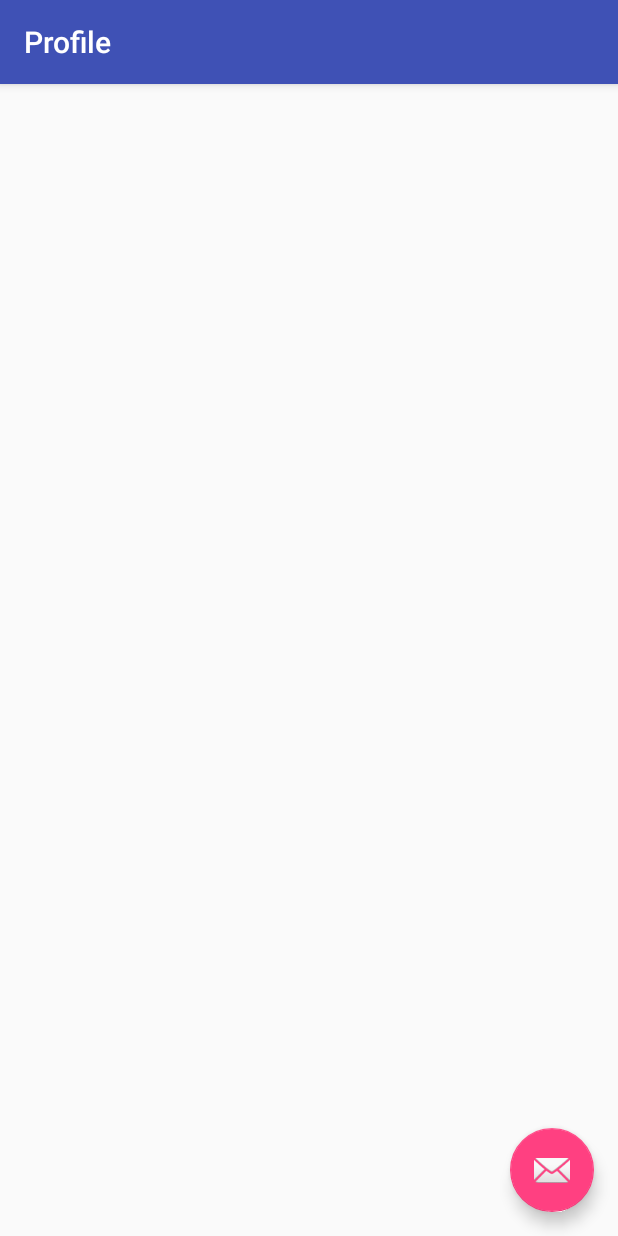
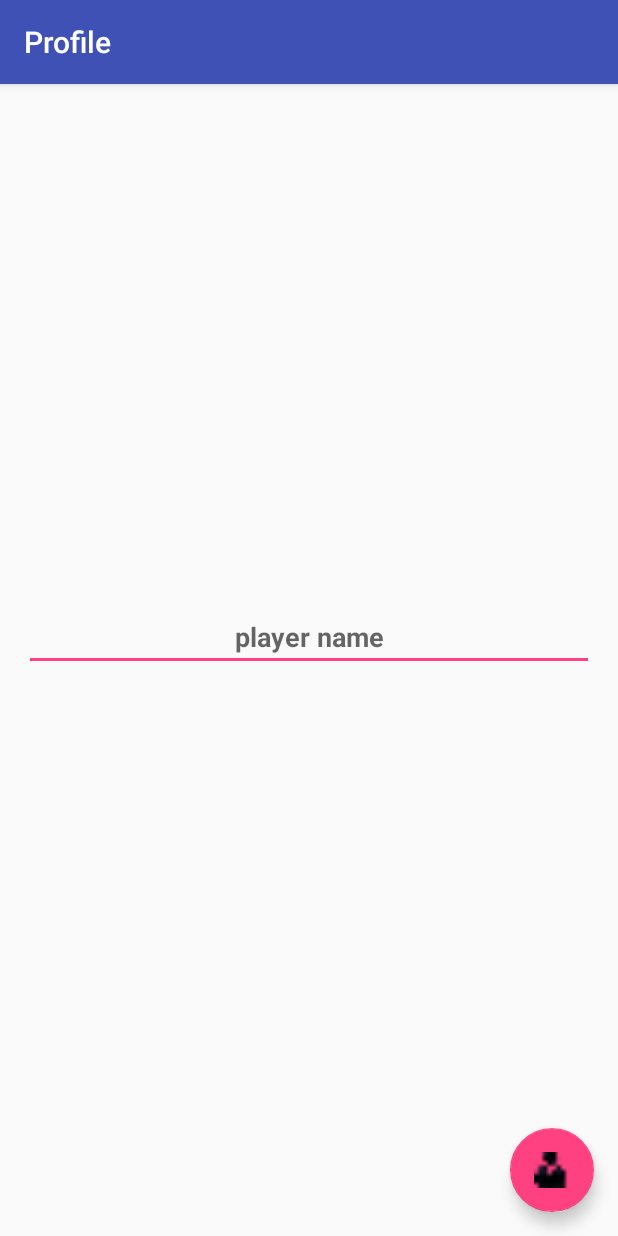
Before and after one commit to thomasmauerhofer/software2016, an Android app: the Profile screen opened directly, with no data from a screen before it, on a phone screen of 412 x 824 dp. Run offline under Robolectric (Android 15) with nearby library versions, the phone set to English and light mode, and no system bars.

Commit message:
[MW, PM] added widgets in profile activity

```diff
--- a/src/Yaq/app/src/main/res/layout/activity_profile.xml
+++ b/src/Yaq/app/src/main/res/layout/activity_profile.xml
@@ -29,6 +29,6 @@
         android:layout_height="wrap_content"
         android:layout_gravity="bottom|end"
         android:layout_margin="@dimen/fab_margin"
-        android:src="@android:drawable/ic_dialog_email" />
+        android:src="@mipmap/icon_player_black" />
 
 </android.support.design.widget.CoordinatorLayout>
--- a/src/Yaq/app/src/main/res/layout/content_profile.xml
+++ b/src/Yaq/app/src/main/res/layout/content_profile.xml
@@ -12,4 +12,31 @@
     tools:context="com.bitschupfa.sw16.yaq.Activities.Profile"
     tools:showIn="@layout/activity_profile">
 
+    <ImageView
+        android:layout_width="wrap_content"
+        android:layout_height="wrap_content"
+        android:id="@+id/imgView_avatar"
+        android:layout_alignParentTop="true"
+        android:layout_centerHorizontal="true"
+        android:clickable="false"
+        android:minHeight="300dp"
+        android:minWidth="300dp"
+        android:maxHeight="300dp"
+        android:maxWidth="300dp"
+        android:layout_marginTop="20dp" />
+
+    <EditText
+        android:layout_width="wrap_content"
+        android:layout_height="wrap_content"
+        android:id="@+id/txt_playerName"
+        android:layout_below="@+id/imgView_avatar"
+        android:layout_marginTop="10dp"
+        android:layout_alignParentRight="true"
+        android:layout_alignParentEnd="true"
+        android:layout_alignParentLeft="true"
+        android:layout_alignParentStart="true"
+        android:hint="player name"
+        android:inputType="textCapCharacters"
+        android:textStyle="bold"
+        android:gravity="center" />
 </RelativeLayout>
```
